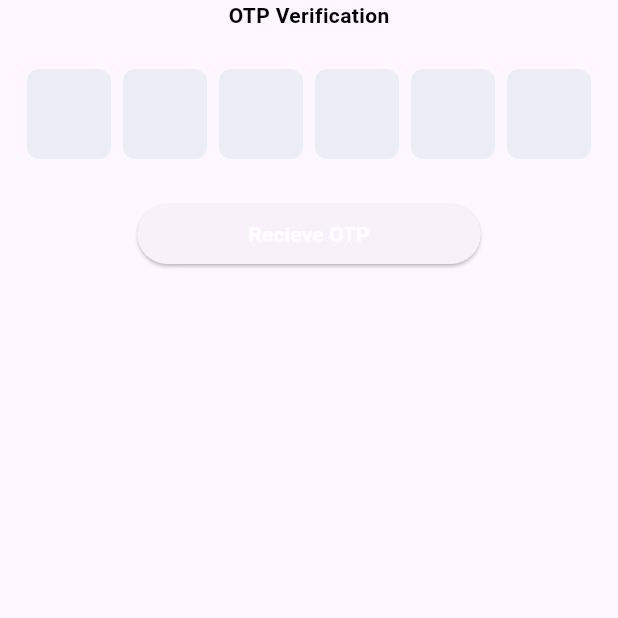
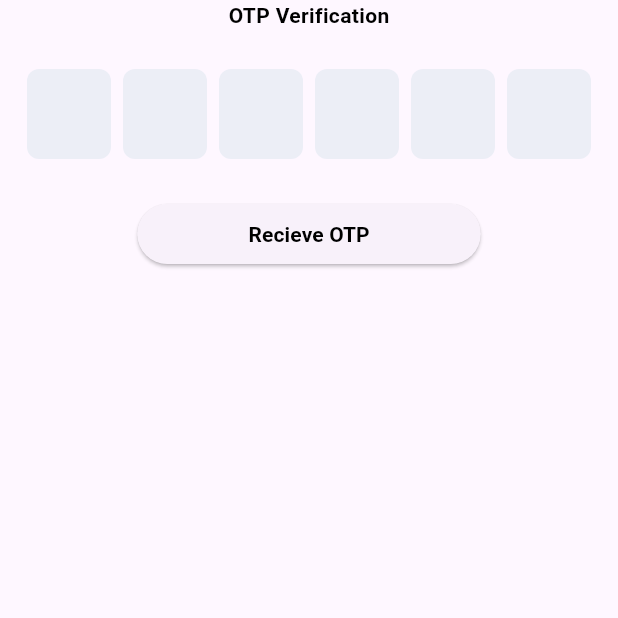
Before and after one commit to yogendraray100/chat-app, a Flutter app: the OtpPage screen opened directly with empty values, on a phone screen of 412 x 824 dp, the top half of it. Run offline on Flutter 3.47's test engine with Material 3 defaults, Android fonts, the phone set to English and light mode, and no system bars; drawn by our look-alikes of pinput; our stand-ins replace cloud_firestore, firebase_auth, firebase_core, get; accounts and stored records are empty; network calls fail.

Commit message:
first commit

```diff
--- a/lib/homepage.dart
+++ b/lib/homepage.dart
@@ -13,6 +13,7 @@ class Homepage extends StatefulWidget {
 }
 
 class _HomepageState extends State<Homepage> {
+
   final user = FirebaseAuth.instance.currentUser;
   final ChatService _chatService = ChatService();
 
--- a/lib/login.dart
+++ b/lib/login.dart
@@ -43,7 +43,7 @@ class _PhoneHomeState extends State<PhoneHome> {
           Center(
             child: Text(
               "Enter your Phone No.",
-              style: TextStyle(fontSize: 38, fontWeight: FontWeight.bold),
+              style: TextStyle(fontSize: 20, fontWeight: FontWeight.bold),
             ),
           ),
           SizedBox(
@@ -70,7 +70,7 @@ class _PhoneHomeState extends State<PhoneHome> {
             child: Text(
               "Recieve OTP",
               style:
-                  TextStyle(color: Colors.white, fontWeight: FontWeight.bold),
+                  TextStyle(color: Colors.black, fontWeight: FontWeight.bold),
             ),
           )),
     );
--- a/lib/main.dart
+++ b/lib/main.dart
@@ -25,7 +25,7 @@ class MyApp extends StatelessWidget {
         colorScheme: ColorScheme.fromSeed(seedColor: Colors.deepPurple),
         useMaterial3: true,
       ),
-      home: TestPage(),
+      home: Wrapper(),
     );
   }
 }
--- a/lib/otp.dart
+++ b/lib/otp.dart
@@ -17,7 +17,6 @@ class OtpPage extends StatefulWidget {
 class _OtpPageState extends State<OtpPage> {
   var code = '';
 
-
   signIn() async {
     PhoneAuthCredential credential =
         PhoneAuthProvider.credential(verificationId: widget.vid, smsCode: code);
@@ -26,8 +25,6 @@ class _OtpPageState extends State<OtpPage> {
       await FirebaseAuth.instance
           .signInWithCredential(credential)
           .then((value) => Get.offAll(Wrapper()));
-
-
     } on FirebaseAuthException catch (e) {
       Get.snackbar("Error ", e.code);
     } catch (e) {
@@ -74,7 +71,7 @@ class _OtpPageState extends State<OtpPage> {
             child: Text(
               "Recieve OTP",
               style:
-                  TextStyle(color: Colors.white, fontWeight: FontWeight.bold),
+                  TextStyle(color: Colors.black, fontWeight: FontWeight.bold),
             ),
           )),
     );
```
Also changed, not shown: 1 other file.
